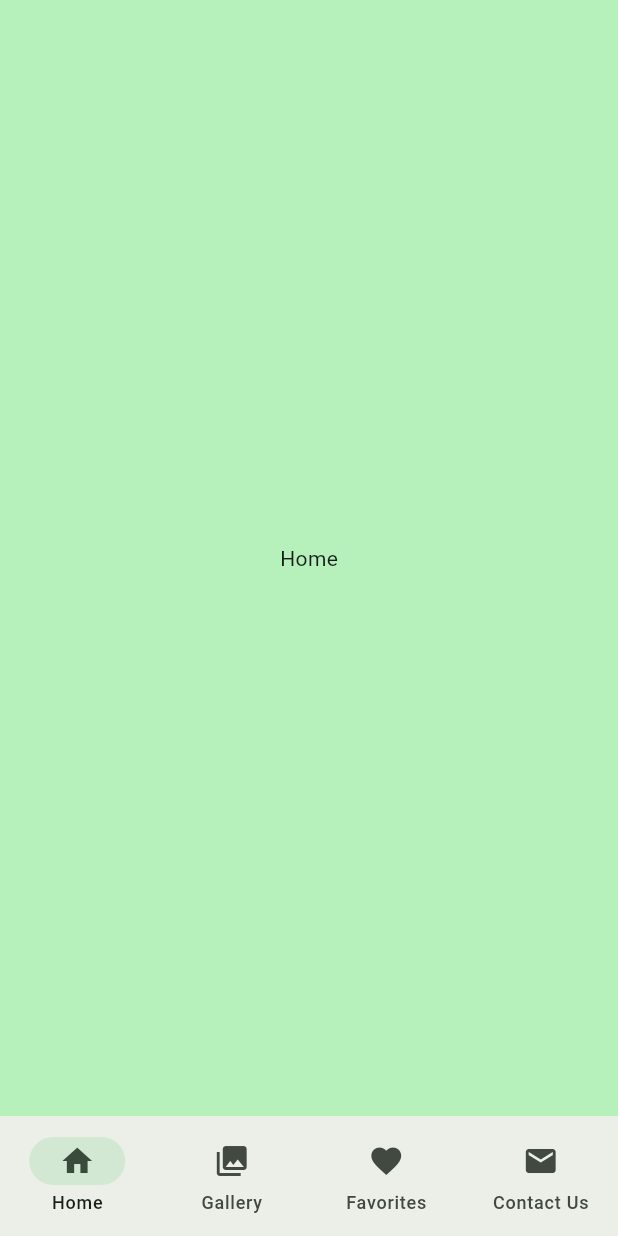
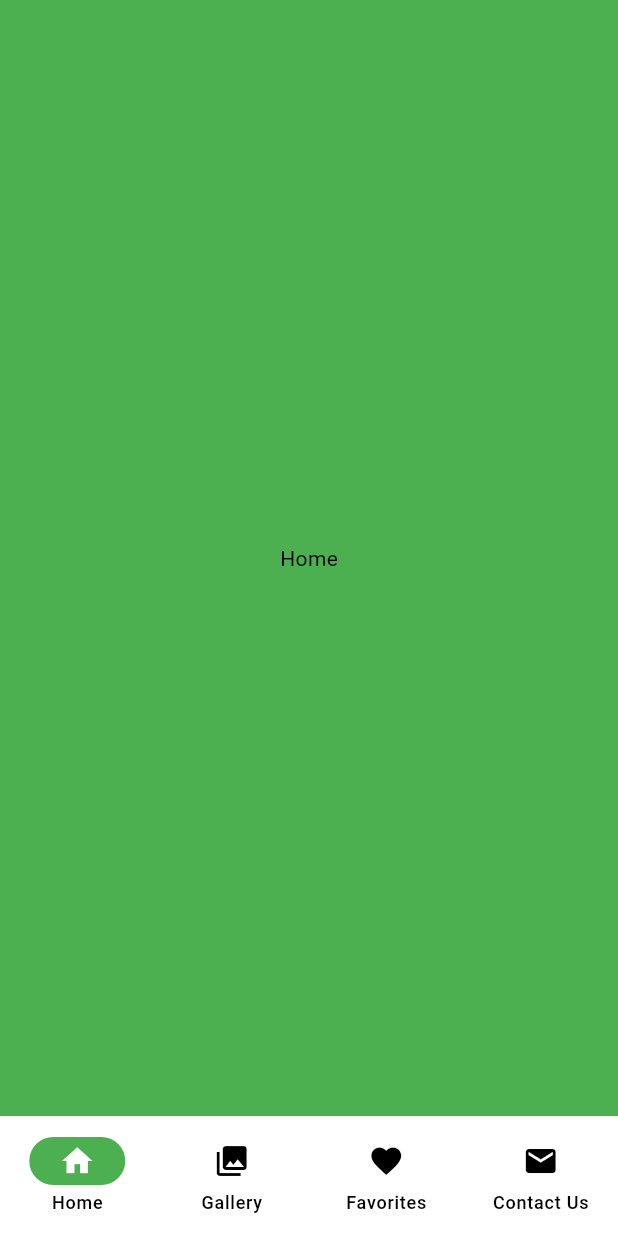
Before and after one commit to timlocott/photo_app, a Flutter app: the screen it shows after launch, on a phone screen of 412 x 824 dp. Run offline on Flutter 3.47's test engine with Material 2 defaults, Android fonts, the phone set to English and light mode, and no system bars; missing offline and left inert: dynamic_height_grid_view.

Commit message:
color scheme adjustment

```diff
--- a/lib/main.dart
+++ b/lib/main.dart
@@ -15,23 +15,7 @@ class PhotoApp extends StatelessWidget {
     return MaterialApp(
       title: 'Photo App',
       theme: ThemeData(
-        // This is the theme of your application.
-        //
-        // TRY THIS: Try running your application with "flutter run". You'll see
-        // the application has a blue toolbar. Then, without quitting the app,
-        // try changing the seedColor in the colorScheme below to Colors.green
-        // and then invoke "hot reload" (save your changes or press the "hot
-        // reload" button in a Flutter-supported IDE, or press "r" if you used
-        // the command line to start the app).
-        //
-        // Notice that the counter didn't reset back to zero; the application
-        // state is not lost during the reload. To reset the state, use hot
-        // restart instead.
-        //
-        // This works for code too, not just values: Most code changes can be
-        // tested with just a hot reload.
-        colorScheme: ColorScheme.fromSeed(
-            seedColor: const Color.fromARGB(255, 24, 61, 33)),
+        colorScheme: ColorScheme.fromSwatch(primarySwatch: Colors.green),
         useMaterial3: true,
       ),
       home: const MyHomePage(title: 'Liz Cottrell Photography'),
@@ -131,7 +115,9 @@ class HomePage extends StatelessWidget {
 
   @override
   Widget build(BuildContext context) {
-    return const Center(child: Text('Home'));
+    return const Center(
+      child: Text('Home'),
+    );
   }
 }
 
```
